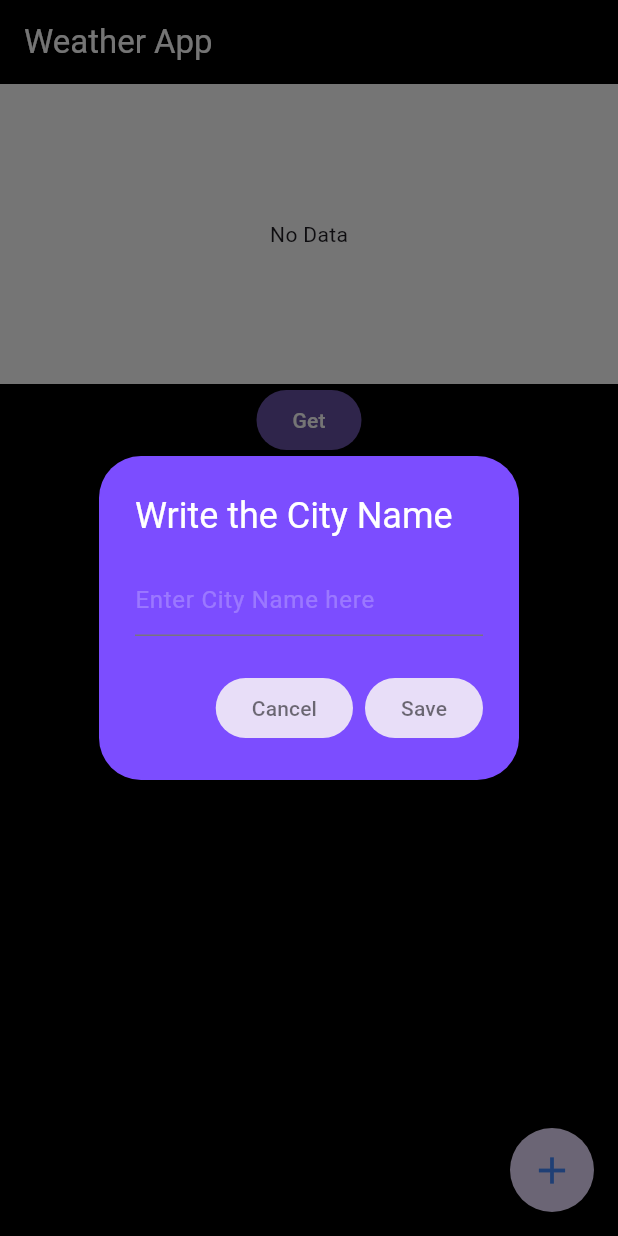
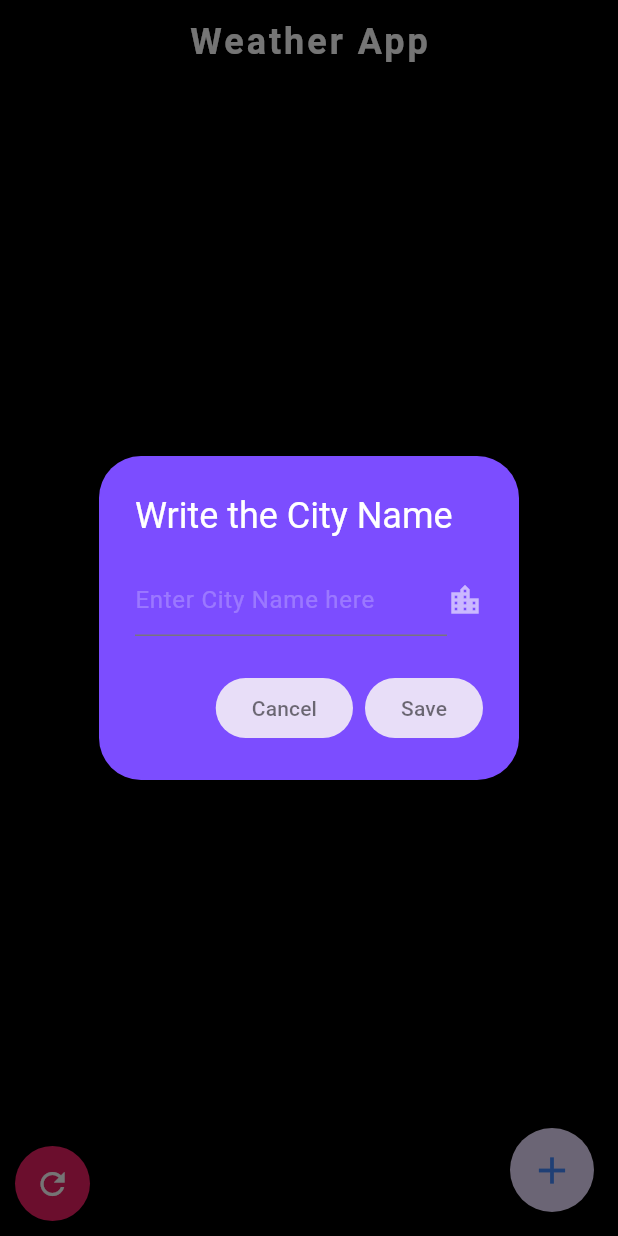
Before and after one commit to Aum-Patel1234/Flutter-Projects, a Flutter app: the screen it shows after launch, after a tap on the "add" icon, on a phone screen of 412 x 824 dp. Run offline on Flutter 3.47's test engine with Material 3 defaults, Android fonts, the phone set to English and light mode, and no system bars; our stand-ins replace flutter_bloc, weather; Roboto replaces fonts that are missing (tiny5).

Commit message:
Updated Weather app

```diff
--- a/flutter_application_weatherapp/lib/bloc/weather_bloc.dart
+++ b/flutter_application_weatherapp/lib/bloc/weather_bloc.dart
@@ -11,15 +11,29 @@ class WeatherBloc extends Bloc<WeatherEvent,WeatherState>{
     on<GetDetails>((event, emit)async {
       emit(WeatherLoading());
       try {
-       List<Weather> weatherList = [];
-        for (String city in cities) {
-          Weather weather = await weatherFactory(city);
-          weatherList.add(weather);
-        }
-        emit(WeatherLoaded( weatherList: weatherList));   // emit new object
+        Set<Weather> weatherList = {};
+          for (String city in cities) {
+            Weather weather = await getWeather(city);
+            weatherList.add(weather);
+          }
+          weatherlist = weatherList;
+          emit(WeatherLoaded(weather: weatherList.elementAt(0)));   // emit new object
       } catch (_) {
         emit(WeatherError());
       }
     });
+    on<AddCity>((event, emit) async{
+      emit(WeatherLoading());
+      try{
+        Weather w = await getWeather(event.city);
+        if(cities.add(event.city)){
+          weatherlist.add(w);
+        }
+        // print(cities);
+        emit(WeatherLoaded(weather: w));
+      }catch(_){
+        emit(WeatherError());
+      }
+    },);
   }
 }
--- a/flutter_application_weatherapp/lib/bloc/weather_event.dart
+++ b/flutter_application_weatherapp/lib/bloc/weather_event.dart
@@ -1,7 +1,15 @@
 
+
+import 'package:weather/weather.dart';
 
 class WeatherEvent{
 }
 
 class GetDetails extends WeatherEvent{
 }
+class AddCity extends WeatherEvent{
+  Set<Weather> weatherList;
+  final String city ;
+
+  AddCity({required this.weatherList,required this.city});
+}
--- a/flutter_application_weatherapp/lib/bloc/weather_state.dart
+++ b/flutter_application_weatherapp/lib/bloc/weather_state.dart
@@ -9,8 +9,8 @@ class WeatherLoading extends WeatherState {
 }
 
 class WeatherLoaded extends WeatherState {
-  final List<Weather> weatherList;
-  WeatherLoaded( {required this.weatherList});
+  Weather weather;
+  WeatherLoaded( {required this.weather});
 }
 
 class WeatherError extends WeatherState {}
--- a/flutter_application_weatherapp/lib/main.dart
+++ b/flutter_application_weatherapp/lib/main.dart
@@ -1,9 +1,11 @@
 import 'package:flutter/material.dart';
 import 'package:flutter_application_weatherapp/bloc/weather_bloc.dart';
 import 'package:flutter_application_weatherapp/screens/weather_page.dart';
+import 'package:flutter_application_weatherapp/weatherconnection.dart';
 import 'package:flutter_bloc/flutter_bloc.dart';
 
 void main() {
+  get();
   runApp(const MyApp());
 }
 
--- a/flutter_application_weatherapp/lib/screens/weather_page.dart
+++ b/flutter_application_weatherapp/lib/screens/weather_page.dart
@@ -1,4 +1,6 @@
+import 'package:flutter/cupertino.dart';
 import 'package:flutter/material.dart';
+import 'package:flutter/widgets.dart';
 import 'package:flutter_application_weatherapp/bloc/weather_bloc.dart';
 import 'package:flutter_application_weatherapp/bloc/weather_event.dart';
 import 'package:flutter_application_weatherapp/bloc/weather_state.dart';
@@ -7,7 +9,8 @@ import 'package:flutter_application_weatherapp/widgets/CustomFloatingActionButto
 import 'package:flutter_bloc/flutter_bloc.dart';
 import 'package:weather/weather.dart';
 
-List<String> cities = ["Mumbai", "Kolkata","Chennai","Nairobi"];
+Set<String> cities = {};
+Set<Weather> weatherlist = {};
 
 // ignore: must_be_immutable
 class WeatherPage extends StatelessWidget {
@@ -21,19 +24,37 @@ class WeatherPage extends StatelessWidget {
         backgroundColor: Colors.black,
         title: const Text(
           'Weather App',
-          style: TextStyle(color: Colors.white),
+          style: TextStyle(
+            color: Colors.white,
+            fontFamily: 'tiny5',
+            fontWeight: FontWeight.bold,
+            fontSize: 24.0,
+            letterSpacing: 2.0,
+          ),
         ),
+        centerTitle: true,
+        elevation: 0,
       ),
-      body: Column(
+      body: Stack(
         children: [
           BlocBuilder<WeatherBloc, WeatherState>(
             builder: (context, state) {
               if (state is WeatherLoaded) {
+                if (cities.isEmpty) {
+                  return const Center(
+                    child: Text(
+                      'No Cities added',
+                      style: TextStyle(fontSize: 30, color: Colors.white),
+                    ),
+                  );
+                }
                 return Expanded(
                   child: ListView.builder(
                     itemCount: cities.length,
                     itemBuilder: (context, index) {
-                      return CustomCityTile(weather: state.weatherList[index],);
+                      return CustomCityTile(
+                        weather: weatherlist.elementAt(index),
+                      );
                     },
                   ),
                 );
@@ -45,24 +66,33 @@ class WeatherPage extends StatelessWidget {
                   ),
                 );
               }
-              return Container(
-                height: 200,
-                color: Colors.white,
-                child: const Center(
-                  child: Text('No Data'),
+              return const Center(
+                child: Text(
+                  'Weather App',
+                  style: TextStyle(color: Colors.white),
                 ),
               );
-
-              // return const SizedBox();
             },
           ),
-          FilledButton(
-            onPressed: () {
-              context.read<WeatherBloc>().add(GetDetails());
-            },
-            child: const Text(
-              'Get',
-              style: TextStyle(color: Colors.white),
+          Positioned(
+            left: 10,
+            bottom: 10,
+            child: Container(
+              width: 50, // Adjust as needed for your desired button size
+              height: 50,
+              decoration: const BoxDecoration(
+                shape: BoxShape.circle,
+                color: Colors.pink, // Change to your desired button color
+              ),
+              child: Center(
+                child: IconButton(
+                  onPressed: () {
+                    context.read<WeatherBloc>().add(GetDetails());
+                  },
+                  icon: const Icon(Icons.refresh),
+                  color: Colors.white,
+                ),
+              ),
             ),
           )
         ],
--- a/flutter_application_weatherapp/lib/widgets/CustomFloatingActionButton.dart
+++ b/flutter_application_weatherapp/lib/widgets/CustomFloatingActionButton.dart
@@ -1,39 +1,67 @@
+import 'package:flutter/material.dart';
+import 'package:flutter_application_weatherapp/bloc/weather_bloc.dart';
+import 'package:flutter_application_weatherapp/bloc/weather_event.dart';
+import 'package:flutter_application_weatherapp/screens/weather_page.dart';
+import 'package:flutter_application_weatherapp/weatherconnection.dart';
+import 'package:flutter_bloc/flutter_bloc.dart';
 
+class CustomFloatingActionButton extends StatefulWidget {
+  const CustomFloatingActionButton({super.key});
 
-import 'package:flutter/material.dart';
-import 'package:flutter_application_weatherapp/screens/weather_page.dart';
+  @override
+  _CustomFloatingActionButtonState createState() => _CustomFloatingActionButtonState();
+}
 
-class CustomFloatingActionButton extends StatelessWidget {
-  const CustomFloatingActionButton({
-    super.key,
-  });
+class _CustomFloatingActionButtonState extends State<CustomFloatingActionButton> {
+  final formKey = GlobalKey<FormState>();
+  final TextEditingController cityController = TextEditingController();
+  String? validationError;
 
   @override
   Widget build(BuildContext context) {
     return FloatingActionButton(
-      onPressed: () async {
-        String? city = await showDialog<String?>(
+      onPressed: () {
+        showDialog(
           context: context,
           builder: (context) {
-            TextEditingController? citycontroller = TextEditingController();
             return AlertDialog(
               backgroundColor: Colors.deepPurpleAccent,
               title: const Text(
                 'Write the City Name',
                 style: TextStyle(color: Colors.white),
               ),
-              content: TextField(
-                controller: citycontroller,
-                decoration: const InputDecoration(
-                  hintText: 'Enter City Name here',
-                  hintStyle: TextStyle(
-                    color: Colors.white24,
+              content: Row(
+                children: [
+                  Expanded(
+                    child: Form(
+                      key: formKey,
+                      child: TextFormField(
+                        controller: cityController,
+                        style: const TextStyle(color: Colors.white),
+                        decoration: InputDecoration(
+                          hintText: 'Enter City Name here',
+                          hintStyle: const TextStyle(
+                            color: Colors.white24,
+                          ),
+                          errorText: validationError,
+                        ),
+                        validator: (value) {
+                          if (value == null || value.isEmpty) return "Enter a city";
+                          return null;
+                        },
+                      ),
+                    ),
                   ),
-                ),
+                  const Icon(
+                    Icons.location_city,
+                    color: Colors.white60,
+                  ),
+                ],
               ),
               actions: [
                 FilledButton.tonal(
                   onPressed: () {
+                    cityController.text = "";
                     Navigator.pop(context);
                   },
                   child: const Text(
@@ -42,8 +70,21 @@ class CustomFloatingActionButton extends StatelessWidget {
                   ),
                 ),
                 FilledButton.tonal(
-                  onPressed: () {
-                    Navigator.pop<String?>(context, citycontroller.text);
+                  onPressed: () async {
+                    // Validate form
+                    if (formKey.currentState!.validate()) {
+                      // Check if the city exists
+                      bool exists = await doesCityExist(cityController.text);
+                      if (exists) {
+                        context.read<WeatherBloc>().add(AddCity(weatherList: weatherlist, city: cityController.text));
+                        Navigator.pop(context);
+                      } else {
+                        setState(() {
+                          validationError = "Enter a valid city";
+                        });
+                      }
+                    }
+                    cityController.text = "";
                   },
                   child: const Text(
                     'Save',
@@ -54,7 +95,6 @@ class CustomFloatingActionButton extends StatelessWidget {
             );
           },
         );
-        cities.add(city!);
       },
       shape: const CircleBorder(),
       child: const Icon(
@@ -64,4 +104,10 @@ class CustomFloatingActionButton extends StatelessWidget {
       ),
     );
   }
+
+  @override
+  void dispose() {
+    super.dispose();
+    cityController.dispose();
+  }
 }
```
Also changed, not shown: flutter_application_weatherapp/lib/widgets/CustomCityTile.dart (+14 -2 lines), flutter_application_weatherapp/pubspec.yaml (+11 -13 lines), flutter_application_weatherapp/assets/fonts/Poppins-Bold.ttf (added), flutter_application_weatherapp/assets/fonts/Poppins-Italic.ttf (added), flutter_application_weatherapp/assets/fonts/Poppins-Regular.ttf (added), flutter_application_weatherapp/assets/fonts/Tiny5-Regular.ttf (added), 1 other file.
